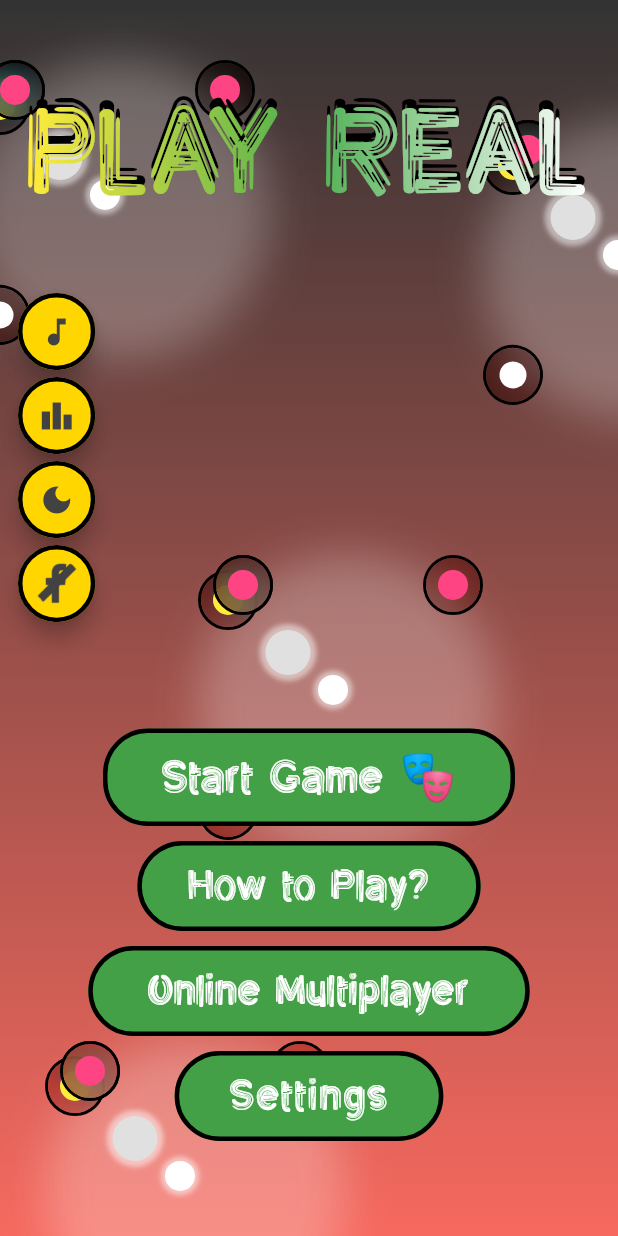
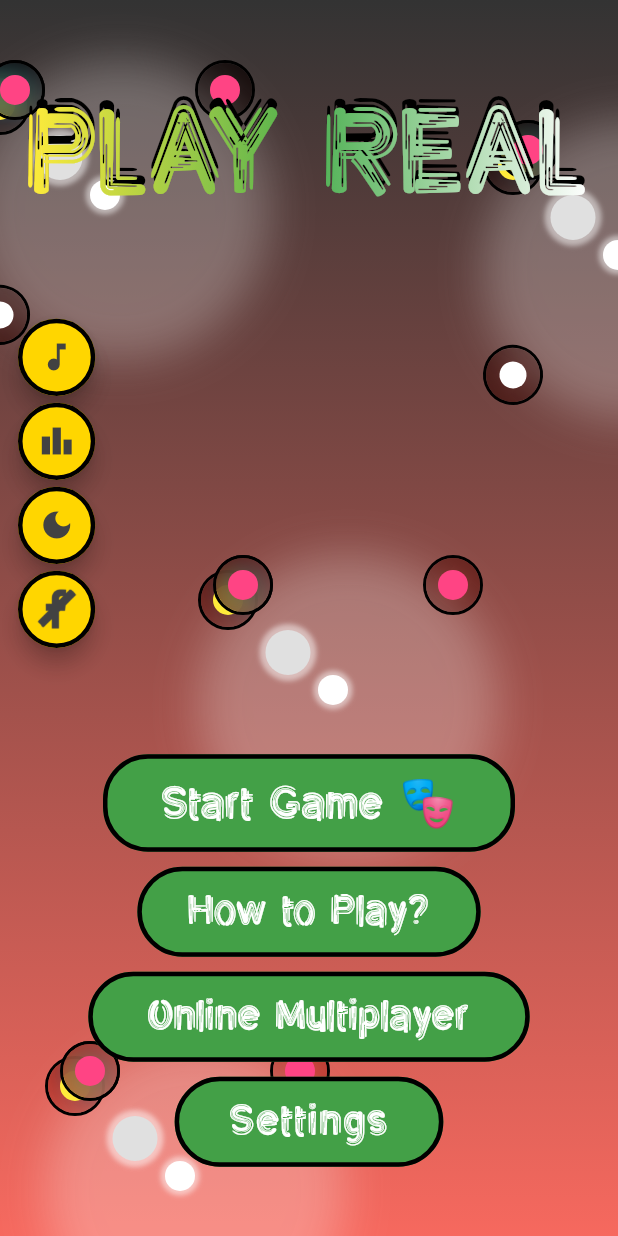
Before and after one commit to BigAchiever/Play-Real, a Flutter app: the screen it shows after launch, on a phone screen of 412 x 824 dp. Run offline on Flutter 3.47's test engine with Material 2 defaults, Android fonts, the phone set to English and light mode, and no system bars; our stand-ins replace audioplayers, flutter_spinkit, google_fonts.

```diff
--- a/analysis_options.yaml
+++ b/analysis_options.yaml
@@ -7,7 +7,7 @@
 
 # The following line activates a set of recommended lints for Flutter apps,
 # packages, and plugins designed to encourage good coding practices.
-include: package:flutter_lints/flutter.yaml
+
 
 linter:
   # The lint rules applied to this project can be customized in the
--- a/lib/dialog_utils/winning_dialogue.dart
+++ b/lib/dialog_utils/winning_dialogue.dart
@@ -18,7 +18,7 @@ class GameWonDialog {
         ),
         child: Container(
           width: 140,
-          height: 300,
+          height: 260,
           padding: const EdgeInsets.all(16),
           child: Column(
             mainAxisSize: MainAxisSize.min,
--- a/lib/screens/home.dart
+++ b/lib/screens/home.dart
@@ -135,7 +135,7 @@ class StartingScreenState extends State<StartingScreen>
               ),
             ),
             SizedBox(
-              height: size.height / 24,
+              height: size.height / 16,
             ),
             Padding(
               padding: const EdgeInsets.symmetric(horizontal: 12.0),
```
